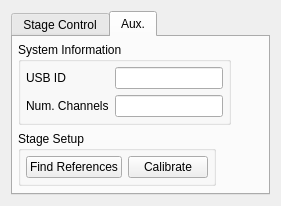
This is nplab/instrument/stage/smaract_mcs.ui in nanophotonics/nplab as Qt 5 draws it before an edit. The edited form follows.
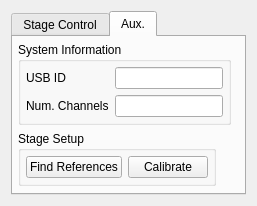
This is the edited form. The open tabs and pages were chosen to show the change.

Diff of the .ui file:
```diff
--- a/nplab/instrument/stage/smaract_mcs.ui
+++ b/nplab/instrument/stage/smaract_mcs.ui
@@ -6,8 +6,8 @@
    <rect>
     <x>0</x>
     <y>0</y>
-    <width>281</width>
-    <height>194</height>
+    <width>257</width>
+    <height>186</height>
    </rect>
   </property>
   <property name="windowTitle">
@@ -163,6 +163,19 @@
          </layout>
         </widget>
        </item>
+       <item>
+        <spacer name="verticalSpacer">
+         <property name="orientation">
+          <enum>Qt::Vertical</enum>
+         </property>
+         <property name="sizeHint" stdset="0">
+          <size>
+           <width>20</width>
+           <height>40</height>
+          </size>
+         </property>
+        </spacer>
+       </item>
       </layout>
      </widget>
     </widget>
```
Left out of the diff: 5 changed lines with no effect on the pictures.
